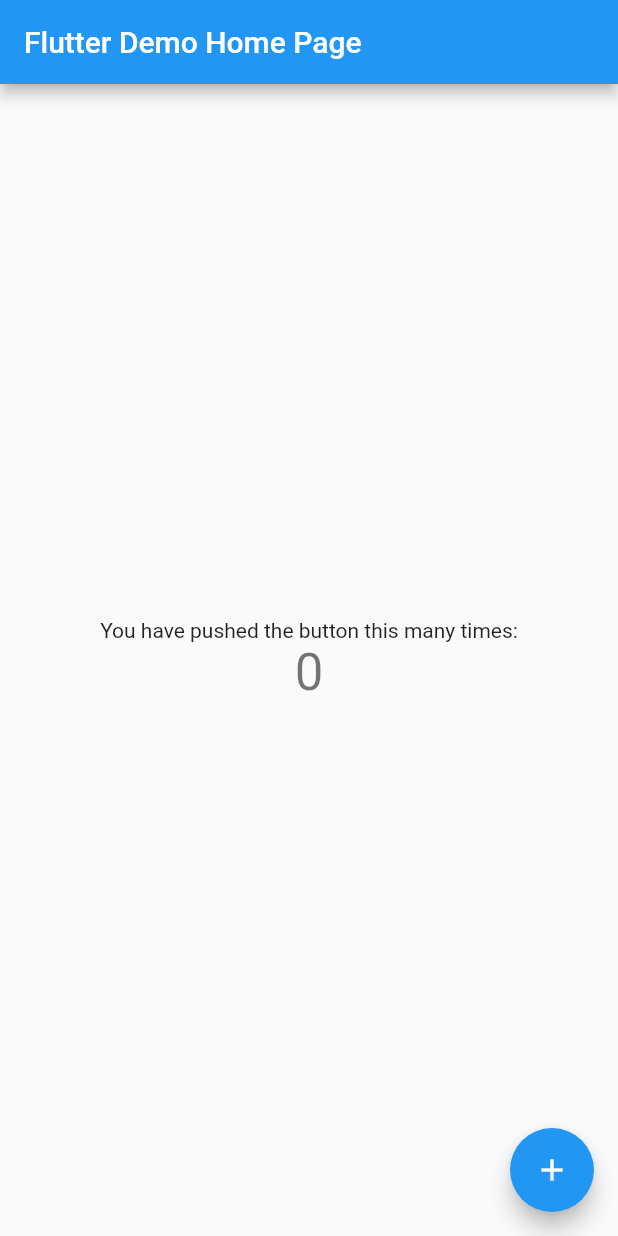
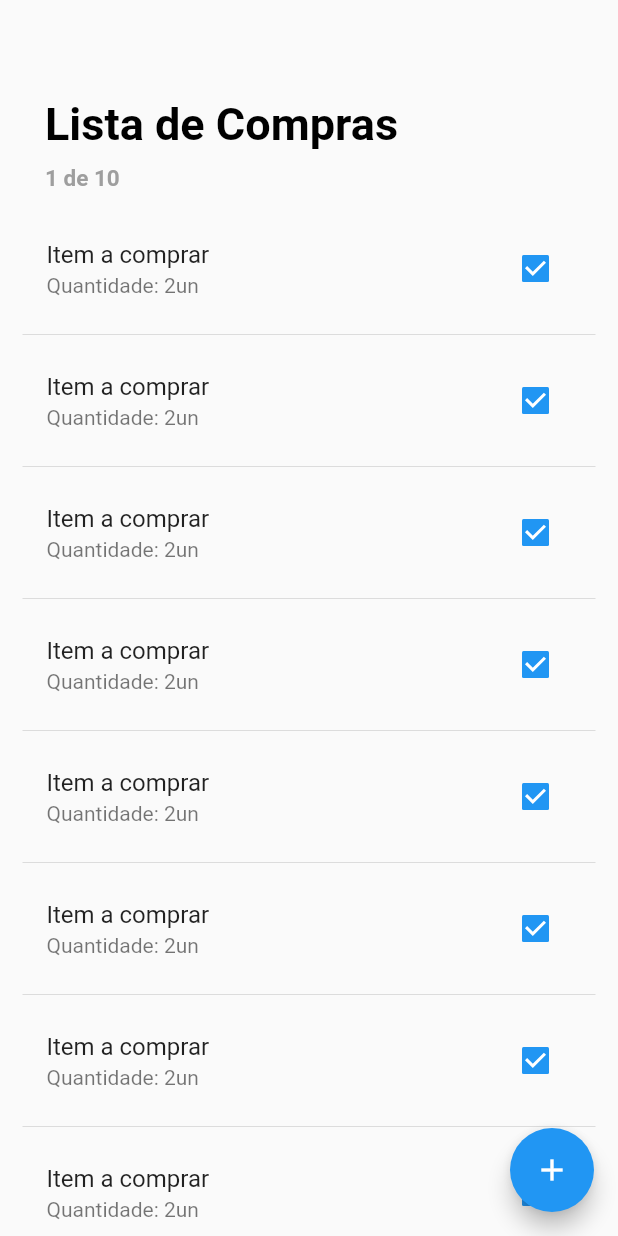
Before and after one commit to FelipeFinger/vou-comprei, a Flutter app: the screen it shows after launch, on a phone screen of 412 x 824 dp. Run offline on Flutter 3.47's test engine with Material 2 defaults, Android fonts, the phone set to English and light mode, and no system bars.

Commit message:
Criação da lista

```diff
--- a/lib/main.dart
+++ b/lib/main.dart
@@ -1,4 +1,5 @@
 import 'package:flutter/material.dart';
+import 'package:voucomprei/pages/ShoppingListScreen.dart';
 
 void main() {
   runApp(MyApp());
@@ -9,105 +10,12 @@
   @override
   Widget build(BuildContext context) {
     return MaterialApp(
-      title: 'Flutter Demo',
+      title: 'Vou Comprei',
+      debugShowCheckedModeBanner: false,
       theme: ThemeData(
-        // This is the theme of your application.
-        //
-        // Try running your application with "flutter run". You'll see the
-        // application has a blue toolbar. Then, without quitting the app, try
-        // changing the primarySwatch below to Colors.green and then invoke
-        // "hot reload" (press "r" in the console where you ran "flutter run",
-        // or simply save your changes to "hot reload" in a Flutter IDE).
-        // Notice that the counter didn't reset back to zero; the application
-        // is not restarted.
         primarySwatch: Colors.blue,
       ),
-      home: MyHomePage(title: 'Flutter Demo Home Page'),
+      home: ShoppingListScreen(),
     );
   }
 }
-
-class MyHomePage extends StatefulWidget {
-  MyHomePage({Key key, this.title}) : super(key: key);
-
-  // This widget is the home page of your application. It is stateful, meaning
-  // that it has a State object (defined below) that contains fields that affect
-  // how it looks.
-
-  // This class is the configuration for the state. It holds the values (in this
-  // case the title) provided by the parent (in this case the App widget) and
-  // used by the build method of the State. Fields in a Widget subclass are
-  // always marked "final".
-
-  final String title;
-
-  @override
-  _MyHomePageState createState() => _MyHomePageState();
-}
-
-class _MyHomePageState extends State<MyHomePage> {
-  int _counter = 0;
-
-  void _incrementCounter() {
-    setState(() {
-      // This call to setState tells the Flutter framework that something has
-      // changed in this State, which causes it to rerun the build method below
-      // so that the display can reflect the updated values. If we changed
-      // _counter without calling setState(), then the build method would not be
-      // called again, and so nothing would appear to happen.
-      _counter++;
-    });
-  }
-
-  @override
-  Widget build(BuildContext context) {
-    // This method is rerun every time setState is called, for instance as done
-    // by the _incrementCounter method above.
-    //
-    // The Flutter framework has been optimized to make rerunning build methods
-    // fast, so that you can just rebuild anything that needs updating rather
-    // than having to individually change instances of widgets.
-    return Scaffold(
-      appBar: AppBar(
-        // Here we take the value from the MyHomePage object that was created by
-        // the App.build method, and use it to set our appbar title.
-        title: Text(widget.title),
-      ),
-      body: Center(
-        // Center is a layout widget. It takes a single child and positions it
-        // in the middle of the parent.
-        child: Column(
-          // Column is also a layout widget. It takes a list of children and
-          // arranges them vertically. By default, it sizes itself to fit its
-          // children horizontally, and tries to be as tall as its parent.
-          //
-          // Invoke "debug painting" (press "p" in the console, choose the
-          // "Toggle Debug Paint" action from the Flutter Inspector in Android
-          // Studio, or the "Toggle Debug Paint" command in Visual Studio Code)
-          // to see the wireframe for each widget.
-          //
-          // Column has various properties to control how it sizes itself and
-          // how it positions its children. Here we use mainAxisAlignment to
-          // center the children vertically; the main axis here is the vertical
-          // axis because Columns are vertical (the cross axis would be
-          // horizontal).
-          mainAxisAlignment: MainAxisAlignment.center,
-          children: <Widget>[
-            Text(
-              'You have pushed the button this many times:',
-            ),
-            Text(
-              '$_counter',
-              style: Theme.of(context).textTheme.headline4,
-            ),
-          ],
-        ),
-      ),
-      floatingActionButton: FloatingActionButton(
-        onPressed: _incrementCounter,
-        tooltip: 'Increment',
-        child: Icon(Icons.add),
-      ), // This trailing comma makes auto-formatting nicer for build methods.
-    );
-  }
-}
--- /dev/null
+++ b/lib/pages/ShoppingListScreen.dart
@@ -0,0 +1,72 @@
+import 'package:flutter/material.dart';
+
+class ShoppingListScreen extends StatefulWidget {
+  @override
+  _ShoppingListScreenState createState() => _ShoppingListScreenState();
+}
+
+class _ShoppingListScreenState extends State<ShoppingListScreen> {
+  Widget _buildItem(int index) {
+    return Padding(
+        padding: EdgeInsets.symmetric(horizontal: 15.0),
+        child: Column(children: <Widget>[
+          ListTile(
+            title: Text('Item a comprar'),
+            subtitle: Text('Quantidade: 2un'),
+            trailing: Checkbox(
+              onChanged: (value) {
+                print(value);
+              },
+              activeColor: Theme.of(context).primaryColor,
+              value: true,
+            ),
+          ),
+          Divider()
+        ]));
+  }
+
+  @override
+  Widget build(BuildContext context) {
+    return Scaffold(
+      floatingActionButton: FloatingActionButton(
+        backgroundColor: Theme.of(context).primaryColor,
+        child: Icon(Icons.add),
+        onPressed: () => print('Tela de add itens'),
+      ),
+      body: ListView.builder(
+        padding: EdgeInsets.symmetric(vertical: 50.0),
+        itemCount: 10,
+        itemBuilder: (BuildContext context, int index) {
+          if (index == 0) {
+            return Padding(
+                padding: EdgeInsets.symmetric(horizontal: 30.0, vertical: 15.0),
+                child: Column(
+                  crossAxisAlignment: CrossAxisAlignment.start,
+                  children: <Widget>[
+                    Text(
+                      'Lista de Compras',
+                      style: TextStyle(
+                        color: Colors.black,
+                        fontSize: 30.0,
+                        fontWeight: FontWeight.bold,
+                      ),
+                    ),
+                    SizedBox(
+                      height: 10.0,
+                    ),
+                    Text(
+                      '1 de 10',
+                      style: TextStyle(
+                          color: Colors.grey,
+                          fontSize: 15.0,
+                          fontWeight: FontWeight.w600),
+                    )
+                  ],
+                ));
+          }
+          return _buildItem(index);
+        },
+      ),
+    );
+  }
+}
```
Also changed, not shown: pubspec.lock.
